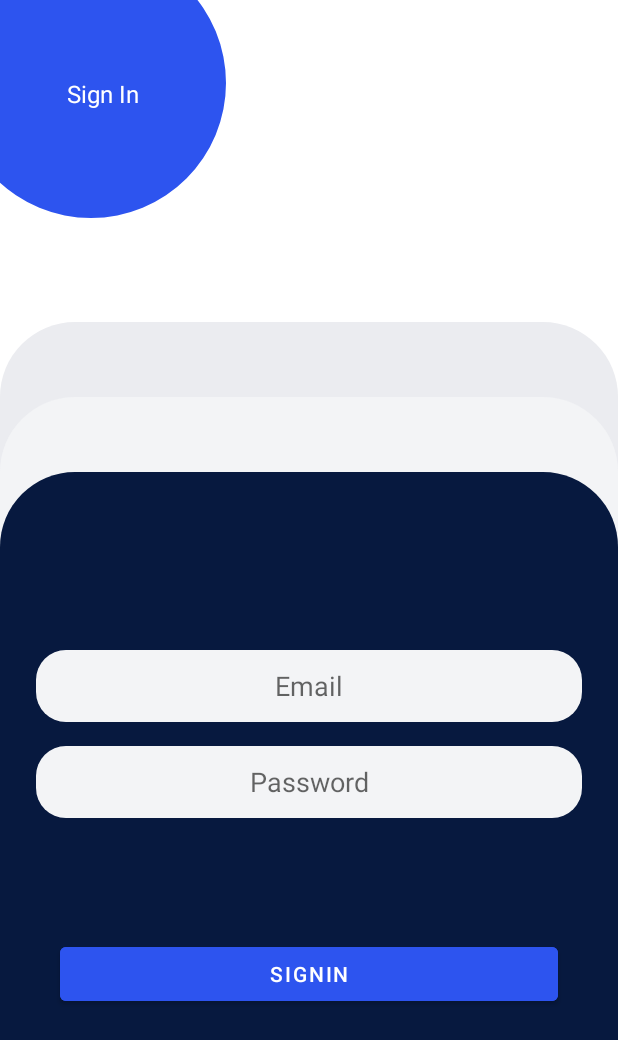
After one commit to sameerkumar20/FirebaseRegister, an Android app: the LogInActivity screen opened directly, with no data from a screen before it, on a phone screen of 412 x 824 dp. The commit adds this screen. Shown: the top 1040 px of the screen. Run offline under Robolectric (Android 15) with nearby library versions, the phone set to English and light mode, and no system bars; our stand-ins replace Firebase (no records; nobody signed in at launch, a user with empty details on screens opened directly).

Commit message:
Main Activity Completed2

```diff
--- /dev/null
+++ b/app/src/main/java/com/sameer/firebaseregister/LogInActivity.kt
@@ -0,0 +1,77 @@
+package com.sameer.firebaseregister
+
+import android.content.ContentValues.TAG
+import android.content.Context
+import android.content.Intent
+import androidx.appcompat.app.AppCompatActivity
+import android.os.Bundle
+import android.util.Log
+import android.view.View
+import android.view.WindowManager
+import android.widget.Button
+import android.widget.EditText
+import android.widget.ProgressBar
+import android.widget.Toast
+import com.google.firebase.auth.FirebaseAuth
+
+class LogInActivity : AppCompatActivity() {
+
+    private lateinit var email: EditText
+    private lateinit var password: EditText
+    private lateinit var prograssBar: ProgressBar
+    private lateinit var register: Button
+    private lateinit var mAuth: FirebaseAuth
+
+    override fun onCreate(savedInstanceState: Bundle?) {
+        super.onCreate(savedInstanceState)
+        setContentView(R.layout.activity_log_in)
+
+        this.getWindow().setFlags(
+            WindowManager.LayoutParams.FLAG_FULLSCREEN,
+            WindowManager.LayoutParams.FLAG_FULLSCREEN
+        );
+
+
+        email = findViewById(R.id.id_email)
+        password = findViewById(R.id.id_password)
+        register = findViewById(R.id.id_register)
+        prograssBar = findViewById(R.id.progressBar)
+
+        register.setOnClickListener {
+            SignUpHere()
+        }
+    }
+
+    private fun SignUpHere() {
+
+        prograssBar.visibility = View.VISIBLE
+
+        val mEmail: String = email.text.toString()
+        val mPassword: String = password.text.toString()
+
+
+        mAuth = FirebaseAuth.getInstance()
+
+        Toast.makeText(applicationContext, mAuth.toString(), Toast.LENGTH_LONG).show()
+
+        mAuth.signInWithEmailAndPassword(mEmail, mPassword)
+            .addOnCompleteListener {
+                if (it.isSuccessful) {
+
+                   // email.text.clear()
+                   // password.text.clear()
+                    startActivity(ProfileActivity.intent(this))
+                  //  finish()
+                } else {
+                    Toast.makeText(applicationContext, "Fail", Toast.LENGTH_SHORT).show()
+                }
+            }
+        prograssBar.visibility = View.GONE
+    }
+
+    companion object{
+        fun intent(context : Context ): Intent {
+            return Intent(context, LogInActivity::class.java)
+        }
+    }
+}
--- /dev/null
+++ b/app/src/main/res/layout/activity_log_in.xml
@@ -0,0 +1,105 @@
+<?xml version="1.0" encoding="utf-8"?>
+<androidx.constraintlayout.widget.ConstraintLayout xmlns:android="http://schemas.android.com/apk/res/android"
+    xmlns:app="http://schemas.android.com/apk/res-auto"
+    xmlns:tools="http://schemas.android.com/tools"
+    android:layout_width="match_parent"
+    android:layout_height="match_parent"
+    tools:context=".LogInActivity">
+
+        <ProgressBar
+            android:id="@+id/progressBar"
+            style="?android:attr/progressBarStyle"
+            android:layout_width="wrap_content"
+            android:layout_height="wrap_content"
+            android:visibility="gone"
+            app:layout_constraintBottom_toBottomOf="parent"
+            app:layout_constraintEnd_toEndOf="parent"
+            app:layout_constraintStart_toStartOf="parent"
+            app:layout_constraintTop_toTopOf="parent" />
+
+        <RelativeLayout
+            android:id="@+id/relativeLayout"
+            android:layout_width="200dp"
+            android:layout_height="180dp"
+            android:layout_marginTop="-35dp"
+            android:layout_marginLeft="-40dp"
+            app:layout_constraintStart_toStartOf="parent"
+            app:layout_constraintTop_toTopOf="parent"
+            android:background="@drawable/upper_background"/>
+
+    <TextView
+        android:layout_width="wrap_content"
+        android:layout_height="wrap_content"
+        android:text="Sign In"
+        android:textColor="@color/white"
+        android:textSize="16sp"
+        app:layout_constraintBottom_toBottomOf="@+id/relativeLayout"
+        app:layout_constraintEnd_toEndOf="@+id/relativeLayout"
+        app:layout_constraintHorizontal_bias="0.4"
+        app:layout_constraintStart_toStartOf="parent"
+        app:layout_constraintTop_toTopOf="parent"
+        app:layout_constraintVertical_bias="0.42000002" />
+
+        <androidx.constraintlayout.widget.ConstraintLayout
+            android:layout_width="match_parent"
+            android:layout_height="0dp"
+            android:layout_marginTop="70dp"
+            android:background="@drawable/bottom_bg"
+            app:layout_constraintBottom_toBottomOf="parent"
+            app:layout_constraintTop_toBottomOf="@+id/relativeLayout">
+
+
+            <EditText
+                android:id="@+id/id_email"
+                android:layout_width="0dp"
+                android:layout_height="wrap_content"
+                android:layout_marginStart="24dp"
+                android:layout_marginEnd="24dp"
+                android:background="@drawable/input_bg"
+                android:ems="10"
+                android:hint="Email"
+                android:inputType="textPersonName|textEmailAddress"
+                android:minHeight="48dp"
+                android:padding="10dp"
+                android:textAlignment="center"
+                app:layout_constraintBottom_toBottomOf="parent"
+                app:layout_constraintEnd_toEndOf="parent"
+                app:layout_constraintStart_toStartOf="parent"
+                app:layout_constraintTop_toTopOf="parent"
+                app:layout_constraintVertical_bias="0.39" />
+
+
+            <Button
+                android:id="@+id/id_register"
+                android:layout_width="0dp"
+                android:layout_height="wrap_content"
+                android:layout_marginStart="16dp"
+                android:layout_marginTop="24dp"
+                android:layout_marginEnd="16dp"
+                android:backgroundTint="@color/upper_background"
+                android:text="SignIn"
+                app:layout_constraintBottom_toBottomOf="parent"
+                app:layout_constraintEnd_toEndOf="@+id/id_password"
+                app:layout_constraintStart_toStartOf="@+id/id_password"
+                app:layout_constraintTop_toBottomOf="@+id/id_password"
+                app:layout_constraintVertical_bias="0.26999998" />
+
+            <EditText
+                android:id="@+id/id_password"
+                android:layout_width="0dp"
+                android:layout_height="wrap_content"
+                android:layout_marginStart="24dp"
+                android:layout_marginTop="16dp"
+                android:layout_marginEnd="24dp"
+                android:background="@drawable/input_bg"
+                android:ems="10"
+                android:hint="Password"
+                android:inputType="textPassword"
+                android:minHeight="48dp"
+                android:textAlignment="center"
+                app:layout_constraintEnd_toEndOf="parent"
+                app:layout_constraintStart_toStartOf="parent"
+                app:layout_constraintTop_toBottomOf="@+id/id_email" />
+        </androidx.constraintlayout.widget.ConstraintLayout>
+
+</androidx.constraintlayout.widget.ConstraintLayout>
```
Also changed, not shown: app/src/main/AndroidManifest.xml (+8 -1 lines), app/src/main/java/com/sameer/firebaseregister/MainActivity.kt (+14 -9 lines), app/src/main/java/com/sameer/firebaseregister/ProfileActivity.kt (added, +30 -0 lines), app/src/main/res/drawable/image_bg.xml (added, +11 -0 lines), app/src/main/res/layout/activity_main.xml (+16 -5 lines), app/src/main/res/layout/activity_profile.xml (added, +19 -0 lines).
